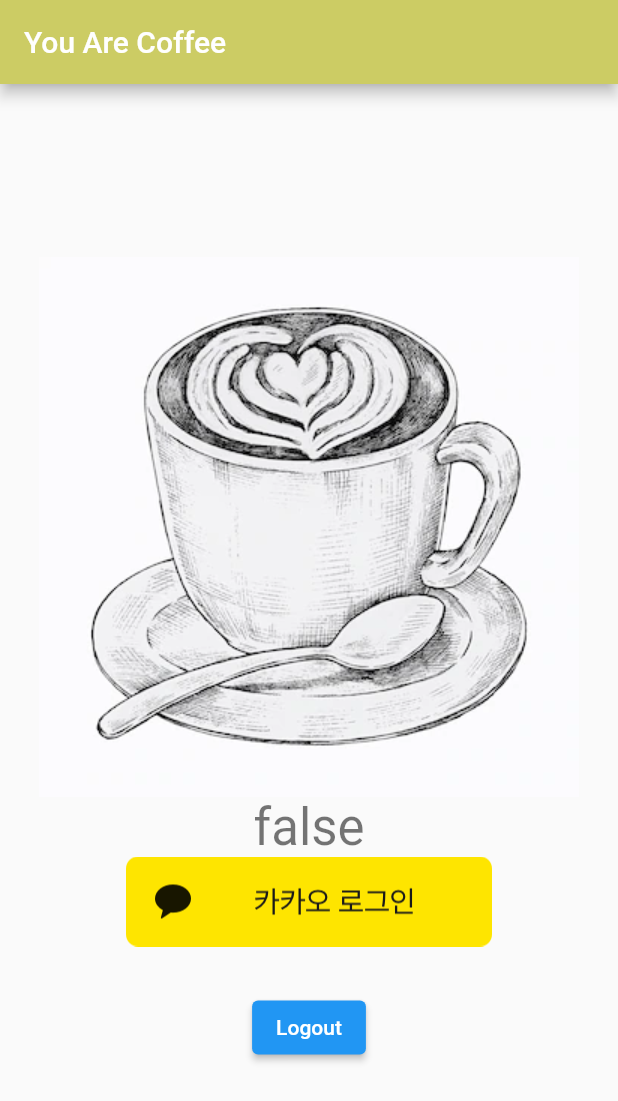
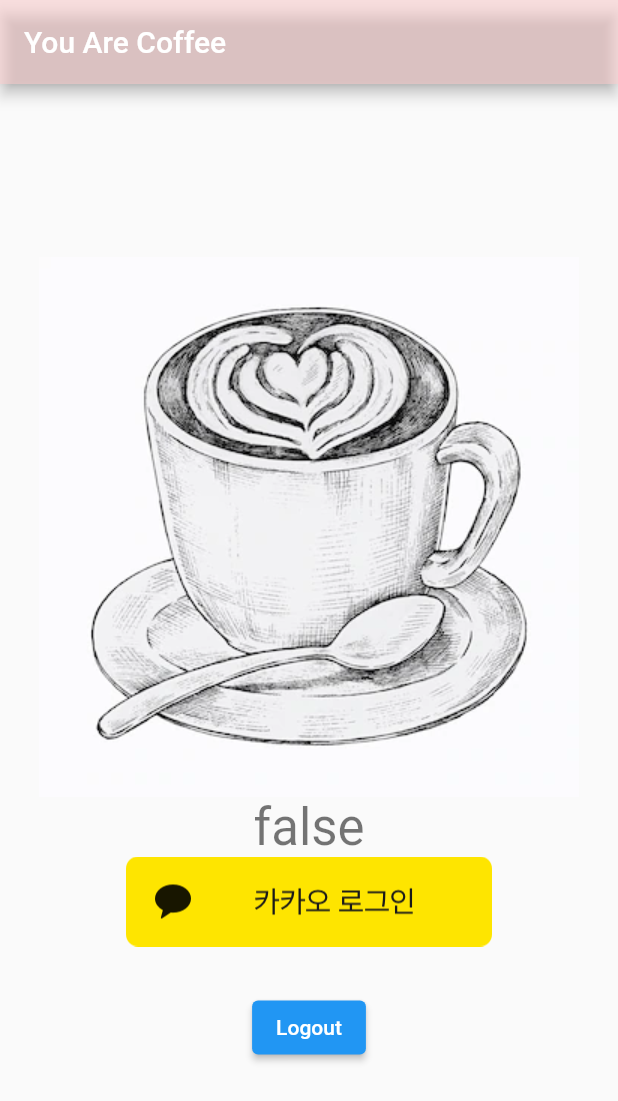
Before and after one commit to Google-DSC-SCH/you_are_coffee, a Flutter app: the screen it shows after launch, on a phone screen of 412 x 824 dp. Shown: the top 1101 px of the screen. Run offline on Flutter 3.47's test engine with Material 2 defaults, Android fonts, the phone set to English and light mode, and no system bars; missing offline and left inert: kakao_flutter_sdk_user.

Commit message:
로그인 가능 확인완료

```diff
--- a/lib/main.dart
+++ b/lib/main.dart
@@ -6,7 +6,7 @@ import 'package:you_are_coffee/main_view_model.dart';
 import 'key.dart';
 
 void main() {
-  KakaoSdk.init(nativeAppKey: NativeAppKey);
+  KakaoSdk.init(nativeAppKey: '3574fc08f6284dba4a884e95dd18d556');
   runApp(const MyApp());
 }
 
@@ -40,7 +40,7 @@ class _MyHomePageState extends State<MyHomePage> {
   Widget build(BuildContext context) {
     return Scaffold(
       appBar: AppBar(
-        backgroundColor: Color.fromARGB(255, 204, 204, 100),
+        backgroundColor: Color.fromARGB(128, 255, 204, 204),
         title: Text(widget.title),
       ),
       body: Center(
--- a/lib/main_view_model.dart
+++ b/lib/main_view_model.dart
@@ -9,7 +9,7 @@ class MainViewModel{
   MainViewModel(this._socialLogin);
   //로그인 기능의 로그인
   Future login() async{
-    isLogined =await _socialLogin.login();//로그인을 시도
+    isLogined = await _socialLogin.login();//로그인을 시도
     if(isLogined) {
       user = await UserApi.instance.me();//로그인이 성공하면 유저정보를 가져옴
     }
```
Also changed, not shown: 2 other files.
